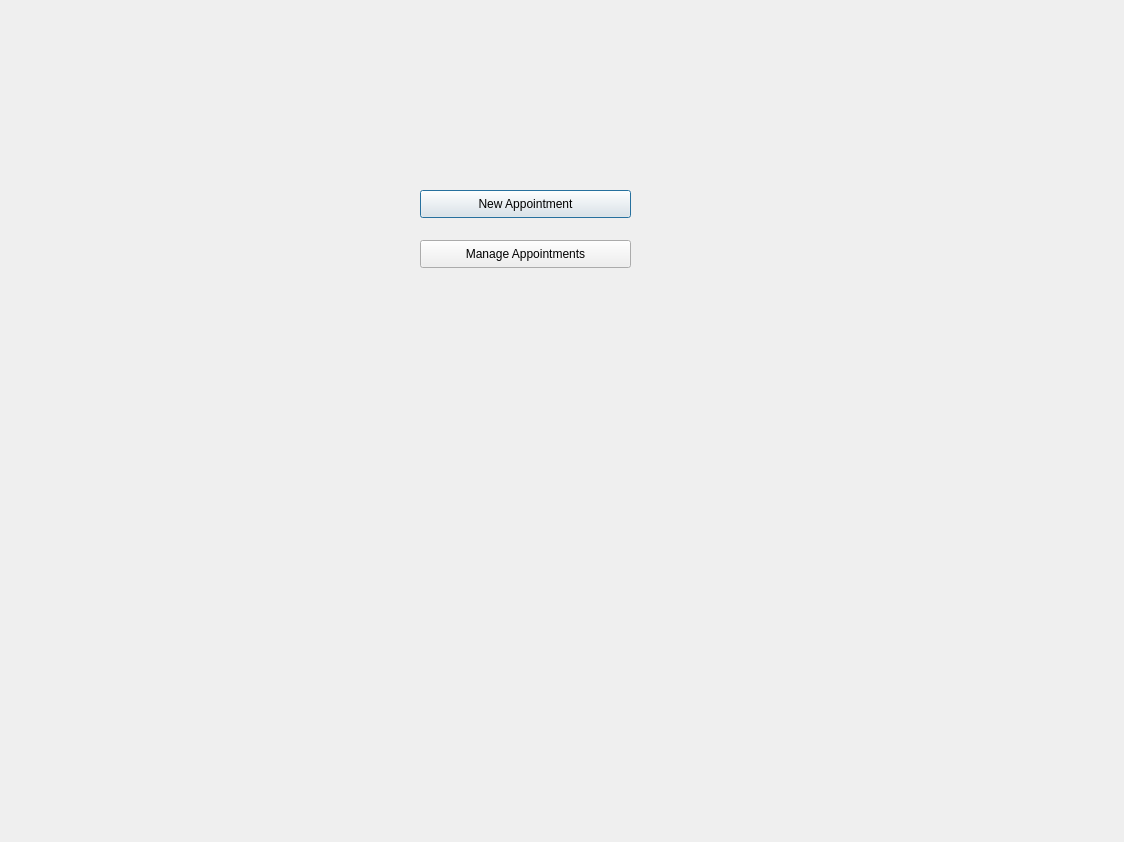
This is Patient_home_page.ui in Vishwanath98/Visionary as Qt 5 draws it before an edit. The edited form follows.
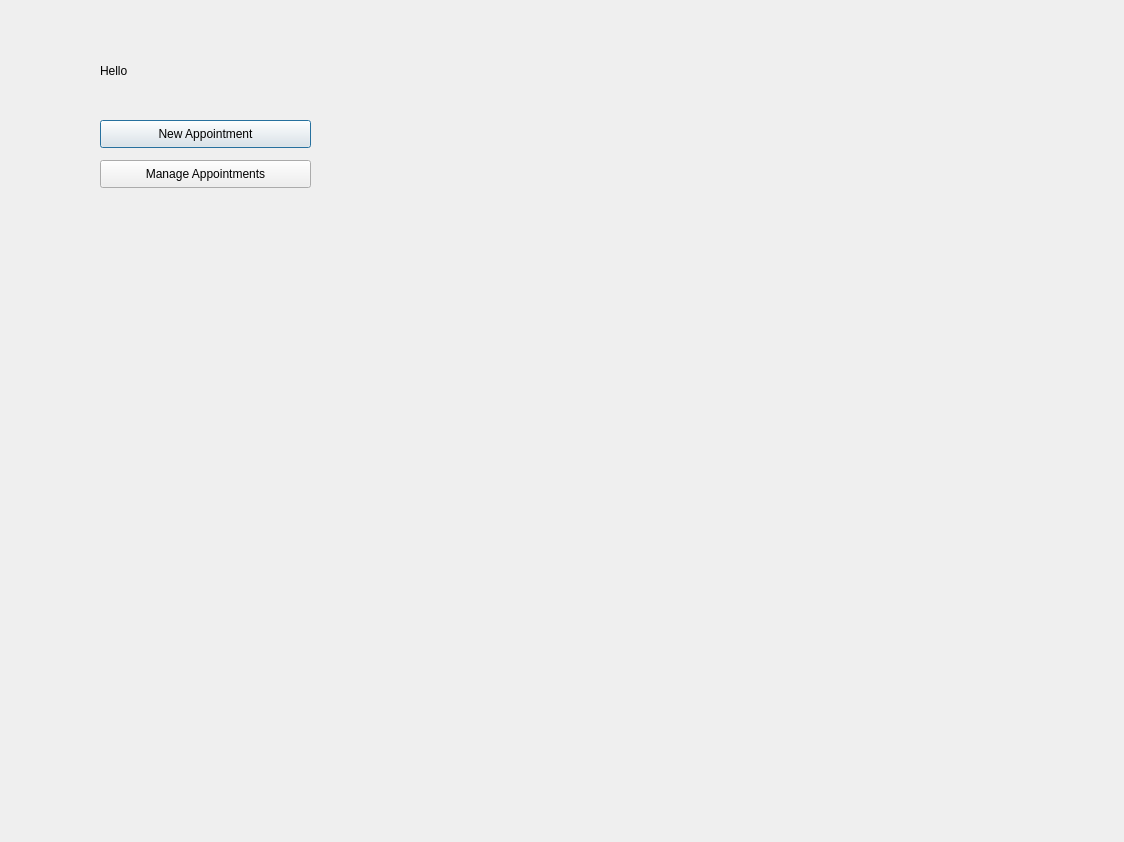
This is the edited form.

Patch:
```diff
--- a/Patient_home_page.ui
+++ b/Patient_home_page.ui
@@ -16,8 +16,8 @@
   <widget class="QPushButton" name="appointment_button">
    <property name="geometry">
     <rect>
-     <x>420</x>
-     <y>190</y>
+     <x>100</x>
+     <y>120</y>
      <width>211</width>
      <height>28</height>
     </rect>
@@ -29,8 +29,8 @@
   <widget class="QPushButton" name="manage_appointments_button">
    <property name="geometry">
     <rect>
-     <x>420</x>
-     <y>240</y>
+     <x>100</x>
+     <y>160</y>
      <width>211</width>
      <height>28</height>
     </rect>
@@ -39,6 +39,32 @@
     <string>Manage Appointments</string>
    </property>
   </widget>
+  <widget class="QLabel" name="label">
+   <property name="geometry">
+    <rect>
+     <x>100</x>
+     <y>55</y>
+     <width>61</width>
+     <height>31</height>
+    </rect>
+   </property>
+   <property name="text">
+    <string>Hello</string>
+   </property>
+  </widget>
+  <widget class="QLabel" name="u_name">
+   <property name="geometry">
+    <rect>
+     <x>160</x>
+     <y>60</y>
+     <width>55</width>
+     <height>16</height>
+    </rect>
+   </property>
+   <property name="text">
+    <string/>
+   </property>
+  </widget>
  </widget>
  <resources/>
  <connections/>
```
